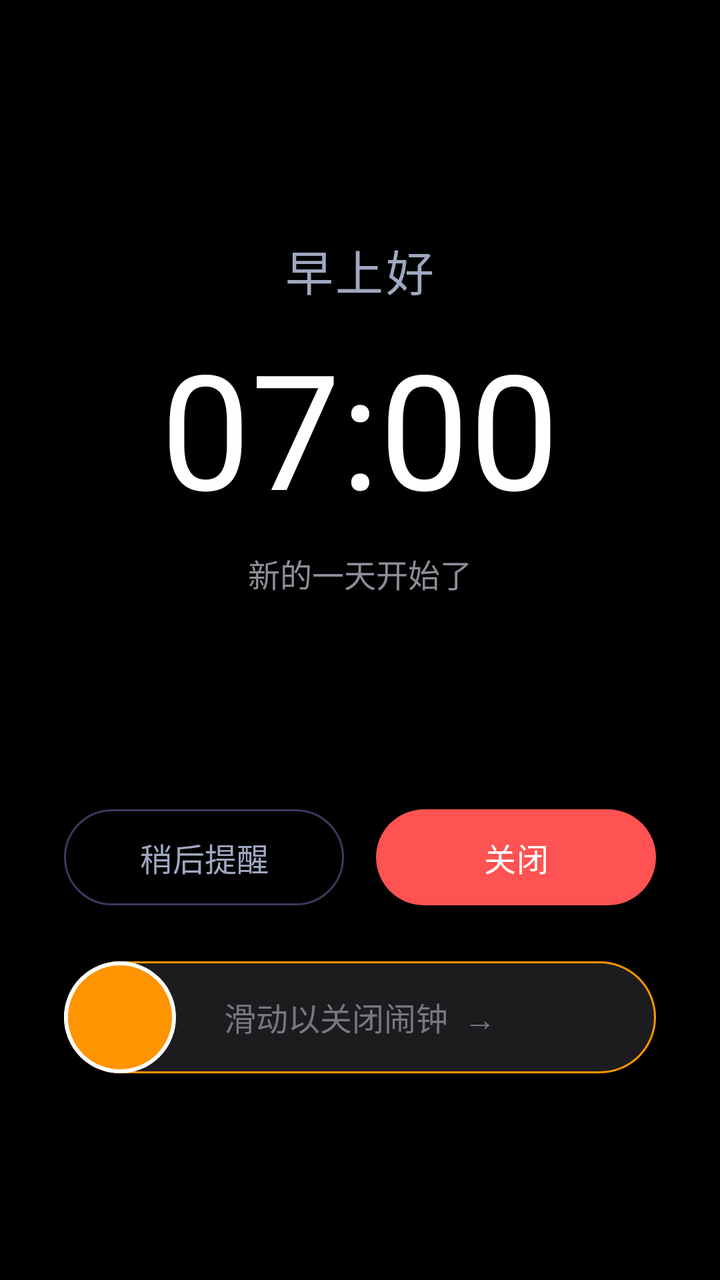
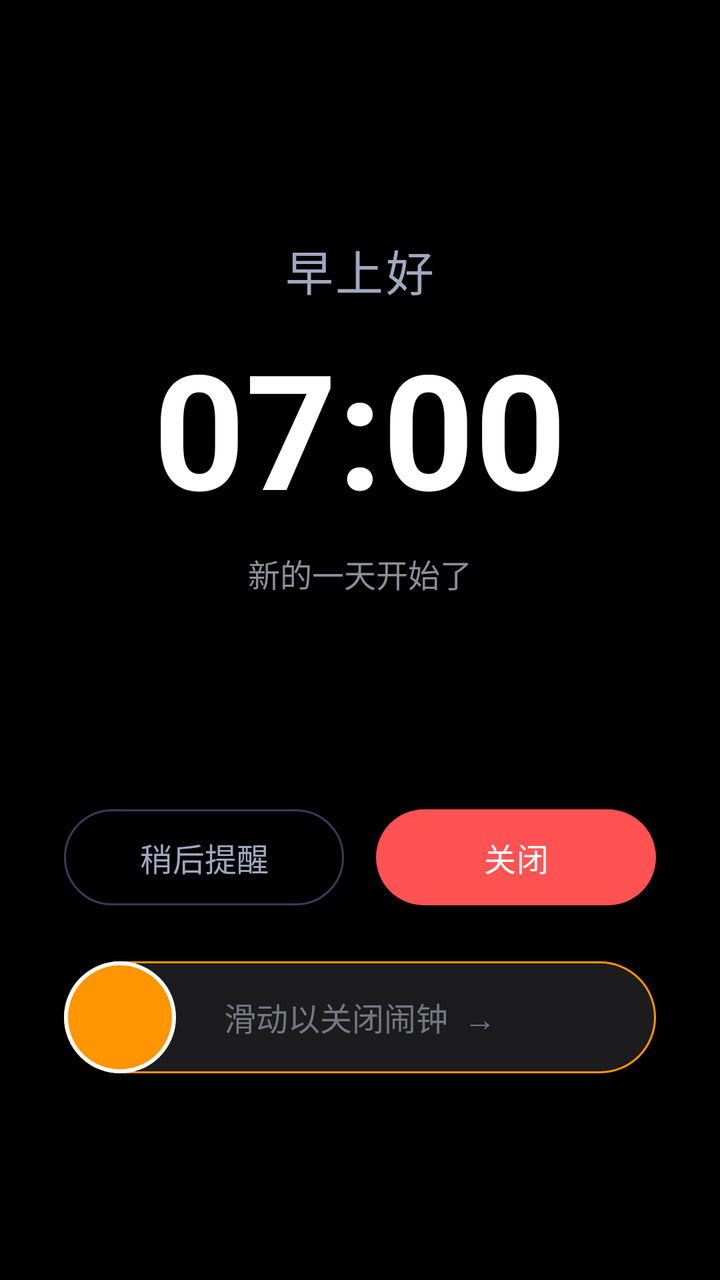

Two renders of the same Android screen: before a commit and after it. Below are the layout's source before the change and the commit's diff.
<!-- AndroidManifest.xml: activity theme Theme.SleepAlarm.Alarm -->
<!-- res/layout/activity_alarm_alert.xml -->
<?xml version="1.0" encoding="utf-8"?>
<LinearLayout xmlns:android="http://schemas.android.com/apk/res/android"
    xmlns:app="http://schemas.android.com/apk/res-auto"
    android:layout_width="match_parent"
    android:layout_height="match_parent"
    android:orientation="vertical"
    android:gravity="center_horizontal"
    android:background="#000000"
    android:padding="32dp">

    
    <View
        android:layout_width="match_parent"
        android:layout_height="0dp"
        android:layout_weight="0.25" />

    
    <TextView
        android:id="@+id/tv_alarm_title"
        android:layout_width="wrap_content"
        android:layout_height="wrap_content"
        android:text="早上好"
        android:textSize="24sp"
        android:textColor="#A0A8C0"
        android:letterSpacing="0.05" />

    
    <TextView
        android:id="@+id/tv_alarm_time"
        android:layout_width="wrap_content"
        android:layout_height="wrap_content"
        android:text="07:00"
        android:textSize="80sp"
        android:textColor="#FFFFFF"
        android:textStyle="bold"
        android:layout_marginTop="8dp"
        android:fontFamily="sans-serif-thin" />

    
    <TextView
        android:id="@+id/tv_alarm_subtitle"
        android:layout_width="wrap_content"
        android:layout_height="wrap_content"
        android:text="新的一天开始了"
        android:textSize="16sp"
        android:textColor="#8E8E9A"
        android:layout_marginTop="8dp" />

    
    <View
        android:layout_width="match_parent"
        android:layout_height="0dp"
        android:layout_weight="0.3" />

    
    <LinearLayout
        android:layout_width="match_parent"
        android:layout_height="wrap_content"
        android:orientation="horizontal"
        android:gravity="center"
        android:layout_marginBottom="20dp">

        
        <com.google.android.material.button.MaterialButton
            android:id="@+id/btn_snooze"
            style="@style/Widget.Material3.Button.OutlinedButton"
            android:layout_width="0dp"
            android:layout_height="56dp"
            android:layout_weight="1"
            android:text="稍后提醒"
            android:textSize="16sp"
            android:textColor="#A0A8C0"
            app:strokeColor="#3A3A5E"
            app:cornerRadius="28dp"
            android:layout_marginEnd="16dp" />

        
        <com.google.android.material.button.MaterialButton
            android:id="@+id/btn_dismiss"
            android:layout_width="0dp"
            android:layout_height="56dp"
            android:layout_weight="1"
            android:text="关闭"
            android:textSize="16sp"
            android:textColor="#FFFFFF"
            app:cornerRadius="28dp"
            app:backgroundTint="#FF5252"
            style="@style/Widget.Material3.Button" />
    </LinearLayout>

    
    <FrameLayout
        android:id="@+id/slide_container"
        android:layout_width="match_parent"
        android:layout_height="64dp"
        android:layout_marginBottom="16dp">

        
        <View
            android:id="@+id/slide_track_bg"
            android:layout_width="match_parent"
            android:layout_height="56dp"
            android:layout_gravity="center"
            android:background="@drawable/bg_slide_track" />

        
        <TextView
            android:id="@+id/tv_slide_hint"
            android:layout_width="wrap_content"
            android:layout_height="wrap_content"
            android:layout_gravity="center"
            android:text="滑动以关闭闹钟  →"
            android:textSize="16sp"
            android:textColor="#8E8E9A"
            android:alpha="0.8" />

        
        <View
            android:id="@+id/slide_thumb"
            android:layout_width="56dp"
            android:layout_height="56dp"
            android:layout_gravity="start|center_vertical"
            android:background="@drawable/bg_slide_thumb" />
    </FrameLayout>

    
    <com.google.android.material.button.MaterialButton
        android:id="@+id/btn_briefing_from_alarm"
        style="@style/Widget.Material3.Button.TextButton"
        android:layout_width="wrap_content"
        android:layout_height="40dp"
        android:text="查看每日播报"
        android:textColor="#8E8E9A"
        android:visibility="gone" />

    
    <View
        android:layout_width="match_parent"
        android:layout_height="0dp"
        android:layout_weight="0.15" />

</LinearLayout>
<!-- resources referenced by this layout -->
<resources>
  <!-- drawable bg_slide_thumb (drawable) -->
  <?xml version="1.0" encoding="utf-8"?>
  <shape xmlns:android="http://schemas.android.com/apk/res/android"
      android:shape="oval">
      <solid android:color="#FF9500" />
      <stroke
          android:width="2dp"
          android:color="#FFFFFF" />
  </shape>
  <!-- drawable bg_slide_track (drawable) -->
  <?xml version="1.0" encoding="utf-8"?>
  <shape xmlns:android="http://schemas.android.com/apk/res/android"
      android:shape="rectangle">
      <solid android:color="#1C1C1E" />
      <corners android:radius="28dp" />
      <stroke
          android:width="1dp"
          android:color="#FF9500" />
  </shape>
  <style name="Theme.SleepAlarm.Alarm" parent="Theme.Material3.Dark.NoActionBar">
          <item name="android:windowBackground">@color/alarm_bg_start</item>
          <item name="android:statusBarColor">@android:color/transparent</item>
          <item name="android:navigationBarColor">@android:color/transparent</item>
          <item name="android:windowFullscreen">true</item>
      </style>
  <color name="alarm_bg_start">#000000</color>
</resources>

<!-- the commit's change to res/layout/activity_alarm_alert.xml (unified diff, before → after) -->
@@ -33,8 +33,7 @@
         android:textSize="80sp"
         android:textColor="#FFFFFF"
         android:textStyle="bold"
-        android:layout_marginTop="8dp"
-        android:fontFamily="sans-serif-thin" />
+        android:layout_marginTop="8dp" />
 
     
     <TextView
